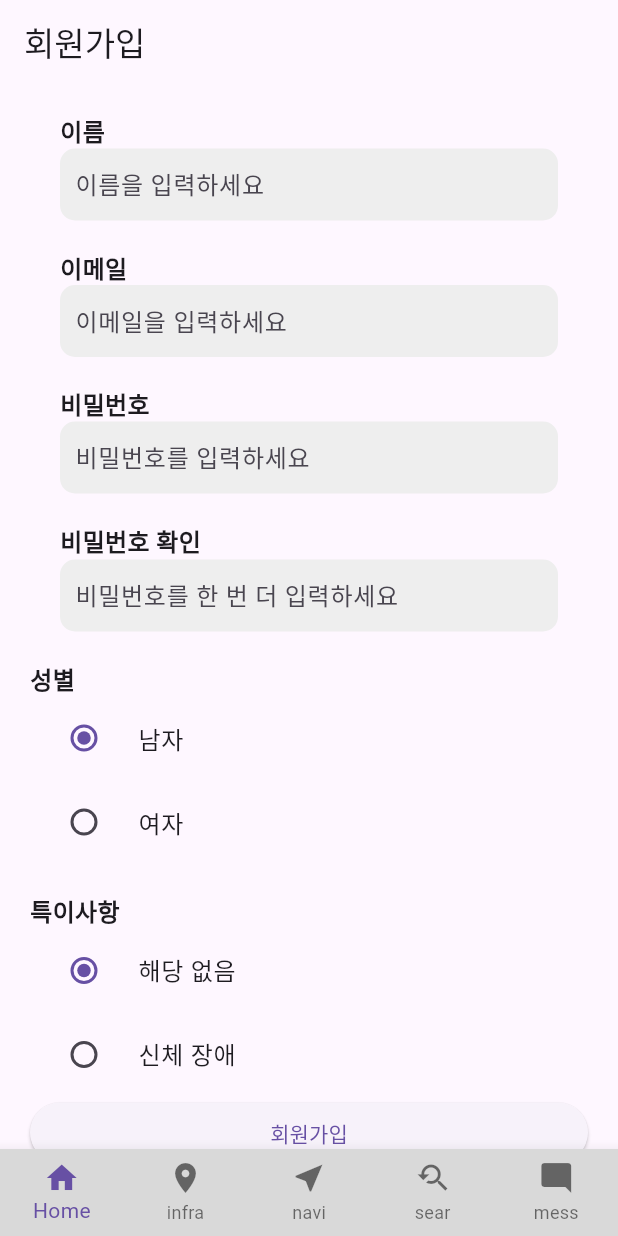
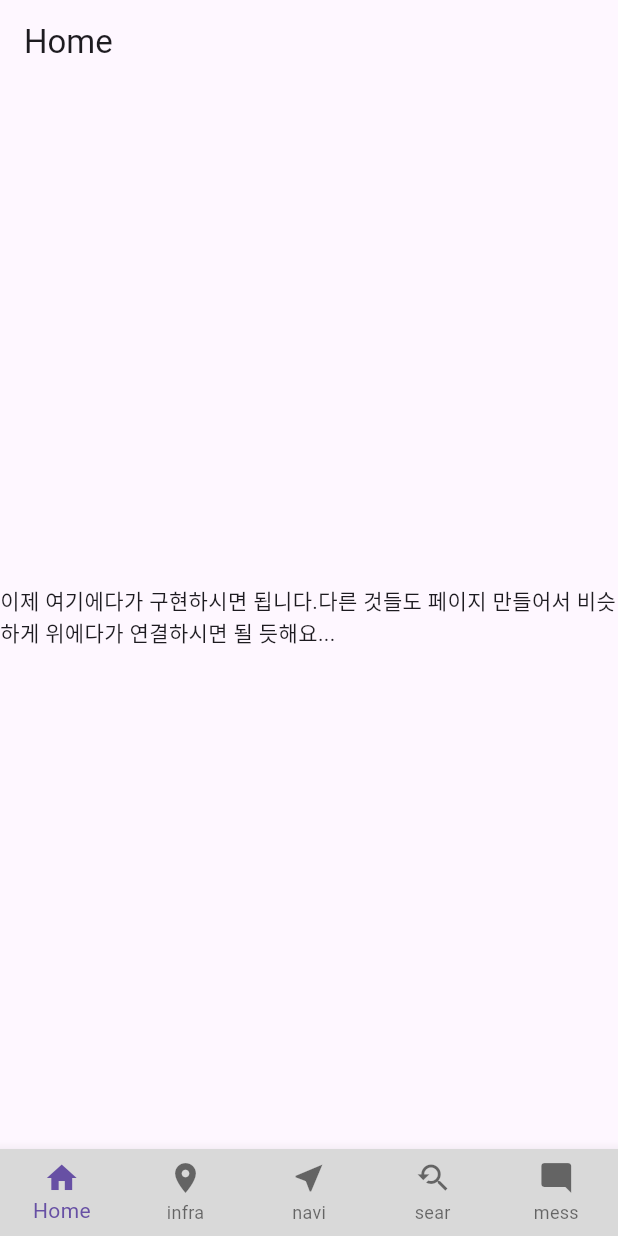
Before and after one commit to 2024-AIML/aiml_mobile_2024, a Flutter app: the screen it shows after launch, on a phone screen of 412 x 824 dp. Run offline on Flutter 3.47's test engine with Material 3 defaults, Android fonts, the phone set to English and light mode, and no system bars.

Commit message:
[add] Multi-Page Access

```diff
--- a/lib/main.dart
+++ b/lib/main.dart
@@ -8,14 +8,29 @@ void main() {
 }
 
 class MyApp extends StatelessWidget {
+  const MyApp({Key? key}) : super (key : key);
+
   @override
   Widget build(BuildContext context) {
     return MaterialApp(
-        title: '얼렁뚱땅',
-        theme: ThemeData(
-          primarySwatch: Colors.brown,
-        ),
-        home: JoinMember()//MyHomePage(), // ShowMessageList 에 있는 클래스 - 생성자
+      initialRoute: '/',
+      routes: {
+        '/': (context) => HomeScreen(),
+        '/message': (context) => ShowCustomSearchMessage(),
+      },
     );
   }
 }
+
+class HomeScreen extends StatelessWidget {
+  @override
+  Widget build(BuildContext context) {
+    return const CommonScaffold(
+      title: Text('Home'), // 홈 화면의 타이틀
+      body: Center(
+        child: Text("이제 여기에다가 구현하시면 됩니다."
+            "다른 것들도 페이지 만들어서 비슷하게 위에다가 연결하시면 될 듯해요..."),
+        ),
+    );
+  }
+}
--- a/lib/widget/CommonScaffold.dart
+++ b/lib/widget/CommonScaffold.dart
@@ -8,8 +8,8 @@ class CommonScaffold extends StatelessWidget {
 
   const CommonScaffold({
     Key? key,
-    required this.body,
     required this.title,
+    required this.body
   }) : super(key: key); // key를 명시하지 않습니다.
 
   @override
```
